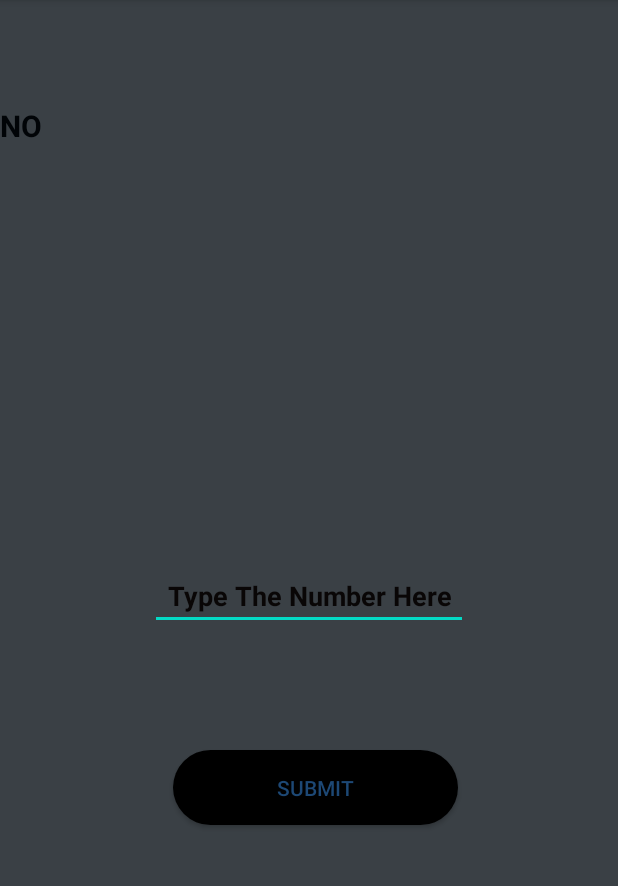
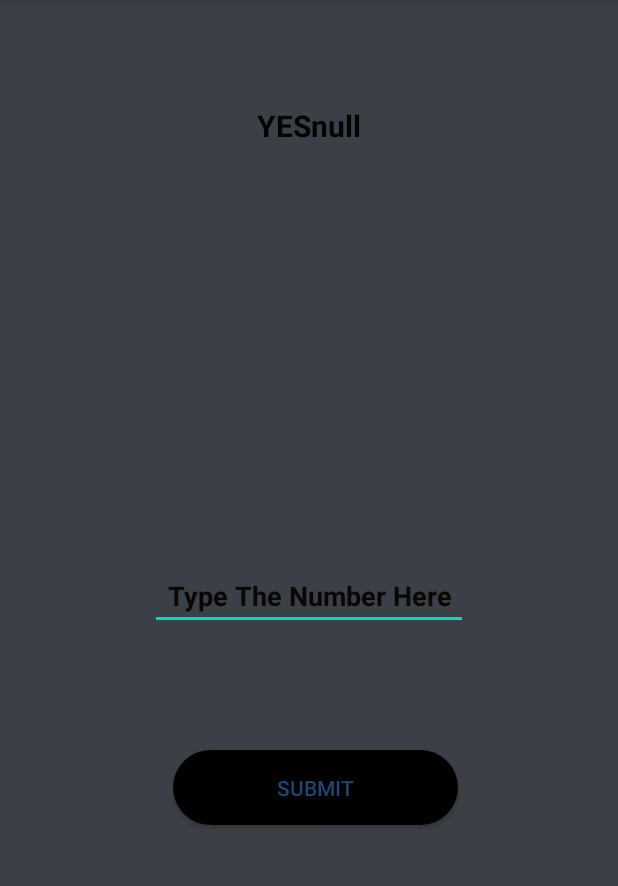
Before and after one commit to udit00/Factorial-Android-, an Android app: the Palindrome screen opened directly, with no data from a screen before it, after a tap on "SUBMIT", on a phone screen of 412 x 824 dp, the part 84-970 px from its top. Run offline under Robolectric (Android 15) with nearby library versions, the phone set to English and light mode, and no system bars; 2 statements that could not run were skipped.

Commit message:
Made some changes in the text of Palindrome Activity

```diff
--- a/Factorial/app/src/main/java/com/example/factorial/Palindrome.java
+++ b/Factorial/app/src/main/java/com/example/factorial/Palindrome.java
@@ -11,7 +11,7 @@ import android.widget.EditText;
 import android.widget.TextView;
 
 public class Palindrome extends AppCompatActivity {
-    String getInput;
+    Editable getInput;
     TextView resultPalindrome;
     EditText checkPalindrome;
     Button submitButton;
@@ -27,13 +27,13 @@ public class Palindrome extends AppCompatActivity {
             @Override
             public void onClick(View view) {
                 getInput= "" + checkPalindrome.getText();
-                String reversed = new String();
+                Editable reversed;
                 for(int i=getInput.length()-1; i>=0; i--) reversed += getInput.charAt(i);
                 if(getInput==reversed){
                     resultPalindrome.setText(new StringBuilder().append("YES").append(reversed).toString());
                 }
                 else{
-                    resultPalindrome.setText("NO"+getInput);
+                    resultPalindrome.setText("NO");
                 }
             }
         });
--- a/Factorial/app/src/main/res/layout/activity_palindrome.xml
+++ b/Factorial/app/src/main/res/layout/activity_palindrome.xml
@@ -15,7 +15,7 @@
         android:layout_marginTop="60sp"
         android:paddingTop="10sp"
         android:text="Result"
-        android:textAlignment="textStart"
+        android:textAlignment="center"
         android:textColor="#010407"
         android:textSize="20sp"
         android:textStyle="bold"
```
